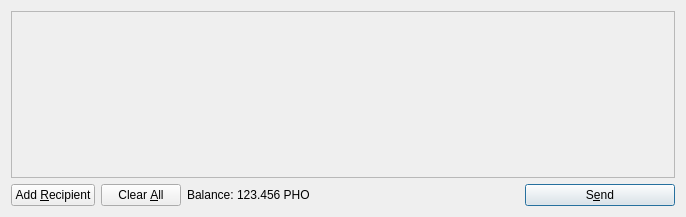
Before: the Qt Designer form src/qt/forms/sendcoinsdialog.ui in photonproject/photon, drawn with Qt 5.
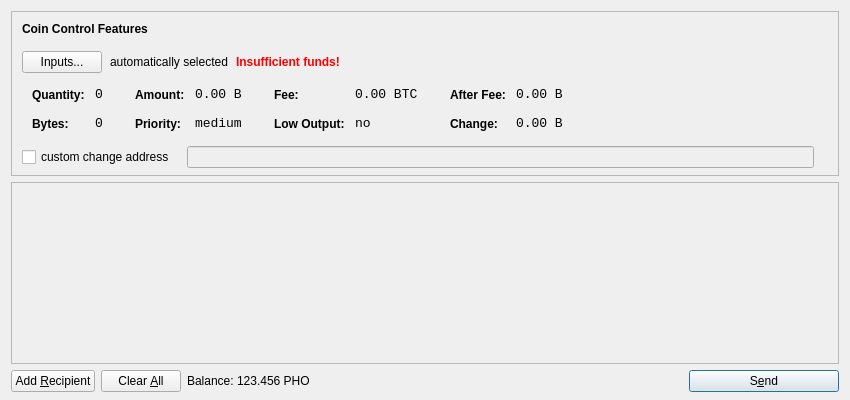
After: the same form once the commit is applied. Icons and pictures are not drawn.

The edit to the form file:
```diff
--- a/src/qt/forms/sendcoinsdialog.ui
+++ b/src/qt/forms/sendcoinsdialog.ui
@@ -6,14 +6,615 @@
    <rect>
     <x>0</x>
     <y>0</y>
-    <width>686</width>
-    <height>217</height>
+    <width>850</width>
+    <height>400</height>
    </rect>
   </property>
   <property name="windowTitle">
    <string>Send Coins</string>
   </property>
-  <layout class="QVBoxLayout" name="verticalLayout">
+  <layout class="QVBoxLayout" name="verticalLayout" stretch="0,1,0">
+   <property name="bottomMargin">
+    <number>8</number>
+   </property>
+   <item>
+    <widget class="QFrame" name="frameCoinControl">
+     <property name="sizePolicy">
+      <sizepolicy hsizetype="Expanding" vsizetype="Expanding">
+       <horstretch>0</horstretch>
+       <verstretch>0</verstretch>
+      </sizepolicy>
+     </property>
+     <property name="maximumSize">
+      <size>
+       <width>16777215</width>
+       <height>16777215</height>
+      </size>
+     </property>
+     <property name="frameShape">
+      <enum>QFrame::StyledPanel</enum>
+     </property>
+     <property name="frameShadow">
+      <enum>QFrame::Sunken</enum>
+     </property>
+     <layout class="QVBoxLayout" name="verticalLayoutCoinControl2">
+      <property name="spacing">
+       <number>-1</number>
+      </property>
+      <property name="leftMargin">
+       <number>0</number>
+      </property>
+      <property name="topMargin">
+       <number>0</number>
+      </property>
+      <property name="rightMargin">
+       <number>0</number>
+      </property>
+      <property name="bottomMargin">
+       <number>6</number>
+      </property>
+      <item>
+       <layout class="QVBoxLayout" name="verticalLayoutCoinControl" stretch="0,0,0,0,1">
+        <property name="spacing">
+         <number>0</number>
+        </property>
+        <property name="leftMargin">
+         <number>10</number>
+        </property>
+        <property name="topMargin">
+         <number>10</number>
+        </property>
+        <item>
+         <layout class="QHBoxLayout" name="horizontalLayoutCoinControl1">
+          <property name="bottomMargin">
+           <number>15</number>
+          </property>
+          <item>
+           <widget class="QLabel" name="labelCoinControlFeatures">
+            <property name="sizePolicy">
+             <sizepolicy hsizetype="Preferred" vsizetype="Maximum">
+              <horstretch>0</horstretch>
+              <verstretch>0</verstretch>
+             </sizepolicy>
+            </property>
+            <property name="font">
+             <font>
+              <weight>75</weight>
+              <bold>true</bold>
+             </font>
+            </property>
+            <property name="styleSheet">
+             <string notr="true">font-weight:bold;</string>
+            </property>
+            <property name="text">
+             <string>Coin Control Features</string>
+            </property>
+           </widget>
+          </item>
+         </layout>
+        </item>
+        <item>
+         <layout class="QHBoxLayout" name="horizontalLayoutCoinControl2" stretch="0,0,0,0">
+          <property name="spacing">
+           <number>8</number>
+          </property>
+          <property name="bottomMargin">
+           <number>10</number>
+          </property>
+          <item>
+           <widget class="QPushButton" name="pushButtonCoinControl">
+            <property name="styleSheet">
+             <string notr="true"/>
+            </property>
+            <property name="text">
+             <string>Inputs...</string>
+            </property>
+           </widget>
+          </item>
+          <item>
+           <widget class="QLabel" name="labelCoinControlAutomaticallySelected">
+            <property name="text">
+             <string>automatically selected</string>
+            </property>
+            <property name="margin">
+             <number>5</number>
+            </property>
+           </widget>
+          </item>
+          <item>
+           <widget class="QLabel" name="labelCoinControlInsuffFunds">
+            <property name="font">
+             <font>
+              <weight>75</weight>
+              <bold>true</bold>
+             </font>
+            </property>
+            <property name="styleSheet">
+             <string notr="true">color:red;font-weight:bold;</string>
+            </property>
+            <property name="text">
+             <string>Insufficient funds!</string>
+            </property>
+            <property name="margin">
+             <number>5</number>
+            </property>
+           </widget>
+          </item>
+          <item>
+           <spacer name="horizontalSpacerCoinControl">
+            <property name="orientation">
+             <enum>Qt::Horizontal</enum>
+            </property>
+            <property name="sizeHint" stdset="0">
+             <size>
+              <width>40</width>
+              <height>1</height>
+             </size>
+            </property>
+           </spacer>
+          </item>
+         </layout>
+        </item>
+        <item>
+         <widget class="QWidget" name="widgetCoinControl" native="true">
+          <property name="sizePolicy">
+           <sizepolicy hsizetype="Preferred" vsizetype="Preferred">
+            <horstretch>0</horstretch>
+            <verstretch>0</verstretch>
+           </sizepolicy>
+          </property>
+          <property name="minimumSize">
+           <size>
+            <width>0</width>
+            <height>0</height>
+           </size>
+          </property>
+          <property name="styleSheet">
+           <string notr="true"/>
+          </property>
+          <layout class="QHBoxLayout" name="horizontalLayoutCoinControl5">
+           <property name="margin">
+            <number>0</number>
+           </property>
+           <item>
+            <layout class="QHBoxLayout" name="horizontalLayoutCoinControl3" stretch="0,0,0,1">
+             <property name="spacing">
+              <number>20</number>
+             </property>
+             <property name="topMargin">
+              <number>0</number>
+             </property>
+             <property name="bottomMargin">
+              <number>10</number>
+             </property>
+             <item>
+              <layout class="QFormLayout" name="formLayoutCoinControl1">
+               <property name="horizontalSpacing">
+                <number>10</number>
+               </property>
+               <property name="verticalSpacing">
+                <number>14</number>
+               </property>
+               <property name="leftMargin">
+                <number>10</number>
+               </property>
+               <property name="topMargin">
+                <number>4</number>
+               </property>
+               <property name="rightMargin">
+                <number>6</number>
+               </property>
+               <item row="0" column="0">
+                <widget class="QLabel" name="labelCoinControlQuantityText">
+                 <property name="styleSheet">
+                  <string notr="true">font-weight:bold;</string>
+                 </property>
+                 <property name="text">
+                  <string>Quantity:</string>
+                 </property>
+                 <property name="margin">
+                  <number>0</number>
+                 </property>
+                </widget>
+               </item>
+               <item row="0" column="1">
+                <widget class="QLabel" name="labelCoinControlQuantity">
+                 <property name="font">
+                  <font>
+                   <family>Monospace</family>
+                   <pointsize>10</pointsize>
+                  </font>
+                 </property>
+                 <property name="cursor">
+                  <cursorShape>IBeamCursor</cursorShape>
+                 </property>
+                 <property name="contextMenuPolicy">
+                  <enum>Qt::ActionsContextMenu</enum>
+                 </property>
+                 <property name="text">
+                  <string notr="true">0</string>
+                 </property>
+                 <property name="margin">
+                  <number>0</number>
+                 </property>
+                 <property name="textInteractionFlags">
+                  <set>Qt::LinksAccessibleByMouse|Qt::TextSelectableByKeyboard|Qt::TextSelectableByMouse</set>
+                 </property>
+                </widget>
+               </item>
+               <item row="1" column="0">
+                <widget class="QLabel" name="labelCoinControlBytesText">
+                 <property name="styleSheet">
+                  <string notr="true">font-weight:bold;</string>
+                 </property>
+                 <property name="text">
+                  <string>Bytes:</string>
+                 </property>
+                </widget>
+               </item>
+               <item row="1" column="1">
+                <widget class="QLabel" name="labelCoinControlBytes">
+                 <property name="font">
+                  <font>
+                   <family>Monospace</family>
+                   <pointsize>10</pointsize>
+                  </font>
+                 </property>
+                 <property name="cursor">
+                  <cursorShape>IBeamCursor</cursorShape>
+                 </property>
+                 <property name="contextMenuPolicy">
+                  <enum>Qt::ActionsContextMenu</enum>
+                 </property>
+                 <property name="text">
+                  <string notr="true">0</string>
+                 </property>
+                 <property name="textInteractionFlags">
+                  <set>Qt::LinksAccessibleByMouse|Qt::TextSelectableByKeyboard|Qt::TextSelectableByMouse</set>
+                 </property>
+                </widget>
+               </item>
+              </layout>
+             </item>
+             <item>
+              <layout class="QFormLayout" name="formLayoutCoinControl2">
+               <property name="horizontalSpacing">
+                <number>10</number>
+               </property>
+               <property name="verticalSpacing">
+                <number>14</number>
+               </property>
+               <property name="leftMargin">
+                <number>6</number>
+               </property>
+               <property name="topMargin">
+                <number>4</number>
+               </property>
+               <property name="rightMargin">
+                <number>6</number>
+               </property>
+               <item row="0" column="0">
+                <widget class="QLabel" name="labelCoinControlAmountText">
+                 <property name="styleSheet">
+                  <string notr="true">font-weight:bold;</string>
+                 </property>
+                 <property name="text">
+                  <string>Amount:</string>
+                 </property>
+                 <property name="margin">
+                  <number>0</number>
+                 </property>
+                </widget>
+               </item>
+               <item row="0" column="1">
+                <widget class="QLabel" name="labelCoinControlAmount">
+                 <property name="font">
+                  <font>
+                   <family>Monospace</family>
+                   <pointsize>10</pointsize>
+                  </font>
+                 </property>
+                 <property name="cursor">
+                  <cursorShape>IBeamCursor</cursorShape>
+                 </property>
+                 <property name="contextMenuPolicy">
+                  <enum>Qt::ActionsContextMenu</enum>
+                 </property>
+                 <property name="text">
+                  <string notr="true">0.00 B</string>
+                 </property>
+                 <property name="textInteractionFlags">
+                  <set>Qt::LinksAccessibleByMouse|Qt::TextSelectableByKeyboard|Qt::TextSelectableByMouse</set>
+                 </property>
+                </widget>
+               </item>
+               <item row="1" column="0">
+                <widget class="QLabel" name="labelCoinControlPriorityText">
+                 <property name="styleSheet">
+                  <string notr="true">font-weight:bold;</string>
+                 </property>
+                 <property name="text">
+                  <string>Priority:</string>
+                 </property>
+                </widget>
+               </item>
+               <item row="1" column="1">
+                <widget class="QLabel" name="labelCoinControlPriority">
+                 <property name="font">
+                  <font>
+                   <family>Monospace</family>
+                   <pointsize>10</pointsize>
+                  </font>
+                 </property>
+                 <property name="cursor">
+                  <cursorShape>IBeamCursor</cursorShape>
+                 </property>
+                 <property name="contextMenuPolicy">
+                  <enum>Qt::ActionsContextMenu</enum>
+                 </property>
+                 <property name="text">
+                  <string>medium</string>
+                 </property>
+                 <property name="textInteractionFlags">
+                  <set>Qt::LinksAccessibleByMouse|Qt::TextSelectableByKeyboard|Qt::TextSelectableByMouse</set>
+                 </property>
+                </widget>
+               </item>
+              </layout>
+             </item>
+             <item>
+              <layout class="QFormLayout" name="formLayoutCoinControl3">
+               <property name="horizontalSpacing">
+                <number>10</number>
+               </property>
+               <property name="verticalSpacing">
+                <number>14</number>
+               </property>
+               <property name="leftMargin">
+                <number>6</number>
+               </property>
+               <property name="topMargin">
+                <number>4</number>
+               </property>
+               <property name="rightMargin">
+                <number>6</number>
+               </property>
+               <item row="0" column="0">
+                <widget class="QLabel" name="labelCoinControlFeeText">
+                 <property name="styleSheet">
+                  <string notr="true">font-weight:bold;</string>
+                 </property>
+                 <property name="text">
+                  <string>Fee:</string>
+                 </property>
+                 <property name="margin">
+                  <number>0</number>
+                 </property>
+                </widget>
+               </item>
+               <item row="0" column="1">
+                <widget class="QLabel" name="labelCoinControlFee">
+                 <property name="font">
+                  <font>
+                   <family>Monospace</family>
+                   <pointsize>10</pointsize>
+                  </font>
+                 </property>
+                 <property name="cursor">
+                  <cursorShape>IBeamCursor</cursorShape>
+                 </property>
+                 <property name="contextMenuPolicy">
+                  <enum>Qt::ActionsContextMenu</enum>
+                 </property>
+                 <property name="text">
+                  <string notr="true">0.00 BTC</string>
+                 </property>
+                 <property name="textInteractionFlags">
+                  <set>Qt::LinksAccessibleByMouse|Qt::TextSelectableByKeyboard|Qt::TextSelectableByMouse</set>
+                 </property>
+                </widget>
+               </item>
+               <item row="1" column="0">
+                <widget class="QLabel" name="labelCoinControlLowOutputText">
+                 <property name="styleSheet">
+                  <string notr="true">font-weight:bold;</string>
+                 </property>
+                 <property name="text">
+                  <string>Low Output:</string>
+                 </property>
+                </widget>
+               </item>
+               <item row="1" column="1">
+                <widget class="QLabel" name="labelCoinControlLowOutput">
+                 <property name="font">
+                  <font>
+                   <family>Monospace</family>
+                   <pointsize>10</pointsize>
+                  </font>
+                 </property>
+                 <property name="cursor">
+                  <cursorShape>IBeamCursor</cursorShape>
+                 </property>
+                 <property name="contextMenuPolicy">
+                  <enum>Qt::ActionsContextMenu</enum>
+                 </property>
+                 <property name="text">
+                  <string>no</string>
+                 </property>
+                 <property name="textInteractionFlags">
+                  <set>Qt::LinksAccessibleByMouse|Qt::TextSelectableByKeyboard|Qt::TextSelectableByMouse</set>
+                 </property>
+                </widget>
+               </item>
+              </layout>
+             </item>
+             <item>
+              <layout class="QFormLayout" name="formLayoutCoinControl4">
+               <property name="horizontalSpacing">
+                <number>10</number>
+               </property>
+               <property name="verticalSpacing">
+                <number>14</number>
+               </property>
+               <property name="leftMargin">
+                <number>6</number>
+               </property>
+               <property name="topMargin">
+                <number>4</number>
+               </property>
+               <property name="rightMargin">
+                <number>6</number>
+               </property>
+               <item row="0" column="0">
+                <widget class="QLabel" name="labelCoinControlAfterFeeText">
+                 <property name="styleSheet">
+                  <string notr="true">font-weight:bold;</string>
+                 </property>
+                 <property name="text">
+                  <string>After Fee:</string>
+                 </property>
+                 <property name="margin">
+                  <number>0</number>
+                 </property>
+                </widget>
+               </item>
+               <item row="0" column="1">
+                <widget class="QLabel" name="labelCoinControlAfterFee">
+                 <property name="font">
+                  <font>
+                   <family>Monospace</family>
+                   <pointsize>10</pointsize>
+                  </font>
+                 </property>
+                 <property name="cursor">
+                  <cursorShape>IBeamCursor</cursorShape>
+                 </property>
+                 <property name="contextMenuPolicy">
+                  <enum>Qt::ActionsContextMenu</enum>
+                 </property>
+                 <property name="text">
+                  <string notr="true">0.00 B</string>
+                 </property>
+                 <property name="textInteractionFlags">
+                  <set>Qt::LinksAccessibleByMouse|Qt::TextSelectableByKeyboard|Qt::TextSelectableByMouse</set>
+                 </property>
+                </widget>
+               </item>
+               <item row="1" column="0">
+                <widget class="QLabel" name="labelCoinControlChangeText">
+                 <property name="styleSheet">
+                  <string notr="true">font-weight:bold;</string>
+                 </property>
+                 <property name="text">
+                  <string>Change:</string>
+                 </property>
+                </widget>
+               </item>
+               <item row="1" column="1">
+                <widget class="QLabel" name="labelCoinControlChange">
+                 <property name="font">
+                  <font>
+                   <family>Monospace</family>
+                   <pointsize>10</pointsize>
+                  </font>
+                 </property>
+                 <property name="cursor">
+                  <cursorShape>IBeamCursor</cursorShape>
+                 </property>
+                 <property name="contextMenuPolicy">
+                  <enum>Qt::ActionsContextMenu</enum>
+                 </property>
+                 <property name="text">
+                  <string notr="true">0.00 B</string>
+                 </property>
+                 <property name="textInteractionFlags">
+                  <set>Qt::LinksAccessibleByMouse|Qt::TextSelectableByKeyboard|Qt::TextSelectableByMouse</set>
+                 </property>
+                </widget>
+               </item>
+              </layout>
+             </item>
+            </layout>
+           </item>
+          </layout>
+         </widget>
+        </item>
+        <item>
+         <layout class="QHBoxLayout" name="horizontalLayoutCoinControl4" stretch="0,0,0">
+          <property name="spacing">
+           <number>12</number>
+          </property>
+          <property name="sizeConstraint">
+           <enum>QLayout::SetDefaultConstraint</enum>
+          </property>
+          <property name="topMargin">
+           <number>5</number>
+          </property>
+          <property name="rightMargin">
+           <number>5</number>
+          </property>
+          <item>
+           <widget class="QCheckBox" name="checkBoxCoinControlChange">
+            <property name="text">
+             <string>custom change address</string>
+            </property>
+           </widget>
+          </item>
+          <item>
+           <widget class="QLineEdit" name="lineEditCoinControlChange">
+            <property name="enabled">
+             <bool>false</bool>
+            </property>
+            <property name="sizePolicy">
+             <sizepolicy hsizetype="Expanding" vsizetype="Fixed">
+              <horstretch>0</horstretch>
+              <verstretch>0</verstretch>
+             </sizepolicy>
+            </property>
+           </widget>
+          </item>
+          <item>
+           <widget class="QLabel" name="labelCoinControlChangeLabel">
+            <property name="sizePolicy">
+             <sizepolicy hsizetype="Preferred" vsizetype="Expanding">
+              <horstretch>0</horstretch>
+              <verstretch>0</verstretch>
+             </sizepolicy>
+            </property>
+            <property name="minimumSize">
+             <size>
+              <width>0</width>
+              <height>0</height>
+             </size>
+            </property>
+            <property name="text">
+             <string/>
+            </property>
+            <property name="margin">
+             <number>3</number>
+            </property>
+           </widget>
+          </item>
+         </layout>
+        </item>
+        <item>
+         <spacer name="verticalSpacerCoinControl">
+          <property name="orientation">
+           <enum>Qt::Vertical</enum>
+          </property>
+          <property name="sizeHint" stdset="0">
+           <size>
+            <width>800</width>
+            <height>1</height>
+           </size>
+          </property>
+         </spacer>
+        </item>
+       </layout>
+      </item>
+     </layout>
+    </widget>
+   </item>
    <item>
     <widget class="QScrollArea" name="scrollArea">
      <property name="widgetResizable">
@@ -24,8 +625,8 @@
        <rect>
         <x>0</x>
         <y>0</y>
-        <width>664</width>
-        <height>159</height>
+        <width>830</width>
+        <height>165</height>
        </rect>
       </property>
       <layout class="QVBoxLayout" name="verticalLayout_2">
```
